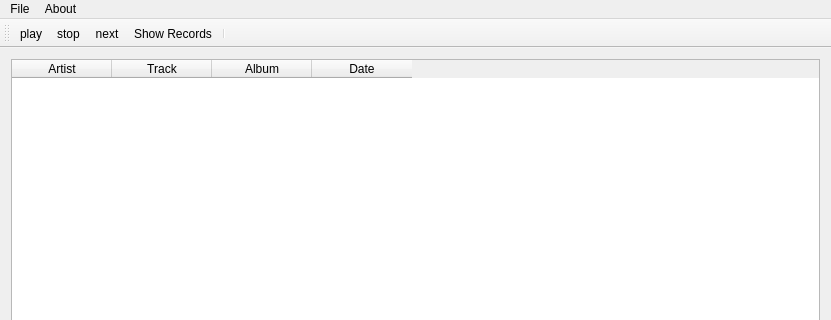
Old version of the form mainw.ui in the repository stephen-hopkins/MusicEEG; both pictures show x 0 to 831 and y 0 to 320 of the 831 by 656 pixel window.
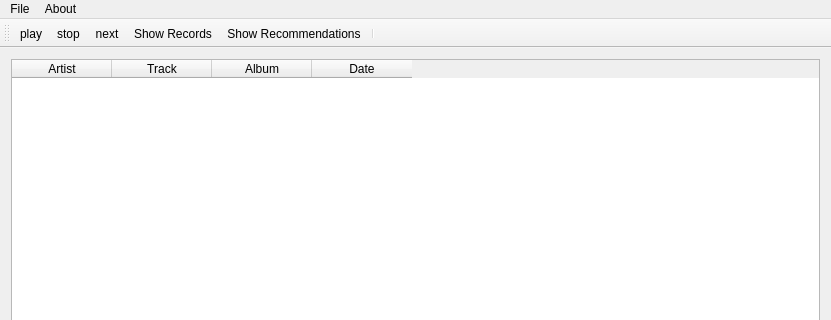
New version of the form. Custom widgets are drawn as their Qt base class.

Commit message: Bug ficing recommendation

The edit to the form file:
```diff
--- a/mainw.ui
+++ b/mainw.ui
@@ -129,6 +129,7 @@
    <addaction name="actionStop"/>
    <addaction name="actionNext"/>
    <addaction name="actionShowRecords"/>
+   <addaction name="actionShow_Recommendations"/>
    <addaction name="separator"/>
   </widget>
   <widget class="QStatusBar" name="statusBar"/>
@@ -193,6 +194,11 @@
     <string>Show Records</string>
    </property>
   </action>
+  <action name="actionShow_Recommendations">
+   <property name="text">
+    <string>Show Recommendations</string>
+   </property>
+  </action>
  </widget>
  <layoutdefault spacing="6" margin="11"/>
  <customwidgets>
```
The commit also changes 4 other files.
